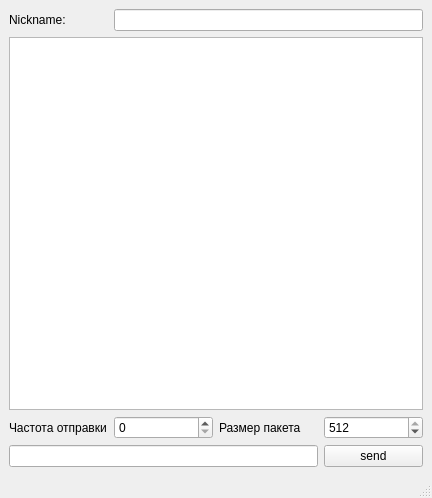
First picture: the form in client/mainwindow.ui, repository HanSoloCh/ChatApp, before the edit.
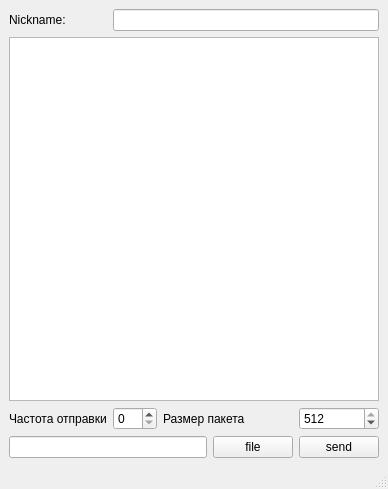
Second picture: the form after the edit.

```diff
--- a/client/mainwindow.ui
+++ b/client/mainwindow.ui
@@ -6,8 +6,8 @@
    <rect>
     <x>0</x>
     <y>0</y>
-    <width>432</width>
-    <height>498</height>
+    <width>388</width>
+    <height>489</height>
    </rect>
   </property>
   <property name="windowTitle">
@@ -15,16 +15,6 @@
   </property>
   <widget class="QWidget" name="centralwidget">
    <layout class="QGridLayout" name="gridLayout">
-    <item row="4" column="3">
-     <widget class="QPushButton" name="sendButton">
-      <property name="text">
-       <string>send</string>
-      </property>
-     </widget>
-    </item>
-    <item row="0" column="1" colspan="3">
-     <widget class="QLineEdit" name="nicknameEdit"/>
-    </item>
     <item row="0" column="0">
      <widget class="QLabel" name="niacknameLabel">
       <property name="text">
@@ -32,10 +22,7 @@
       </property>
      </widget>
     </item>
-    <item row="1" column="0" colspan="4">
-     <widget class="QTextBrowser" name="textBrowser"/>
-    </item>
-    <item row="3" column="3">
+    <item row="3" column="4">
      <widget class="QSpinBox" name="spinBox">
       <property name="minimum">
        <number>20</number>
@@ -48,15 +35,26 @@
       </property>
      </widget>
     </item>
-    <item row="3" column="2">
+    <item row="4" column="4">
+     <widget class="QPushButton" name="sendButton">
+      <property name="text">
+       <string>send</string>
+      </property>
+     </widget>
+    </item>
+    <item row="3" column="2" colspan="2">
      <widget class="QLabel" name="label">
       <property name="text">
        <string>Размер пакета</string>
       </property>
      </widget>
     </item>
-    <item row="4" column="0" colspan="3">
-     <widget class="QLineEdit" name="messageEdit"/>
+    <item row="4" column="3">
+     <widget class="QPushButton" name="pushButton">
+      <property name="text">
+       <string>file</string>
+      </property>
+     </widget>
     </item>
     <item row="3" column="0">
      <widget class="QLabel" name="label_2">
@@ -68,6 +66,15 @@
     <item row="3" column="1">
      <widget class="QSpinBox" name="spinBox_2"/>
     </item>
+    <item row="4" column="0" colspan="3">
+     <widget class="QLineEdit" name="messageEdit"/>
+    </item>
+    <item row="0" column="1" colspan="4">
+     <widget class="QLineEdit" name="nicknameEdit"/>
+    </item>
+    <item row="1" column="0" colspan="5">
+     <widget class="QListWidget" name="listWidget"/>
+    </item>
    </layout>
   </widget>
   <widget class="QMenuBar" name="menubar">
```
Left out of the diff: 2 changed lines with no effect on the pictures.
